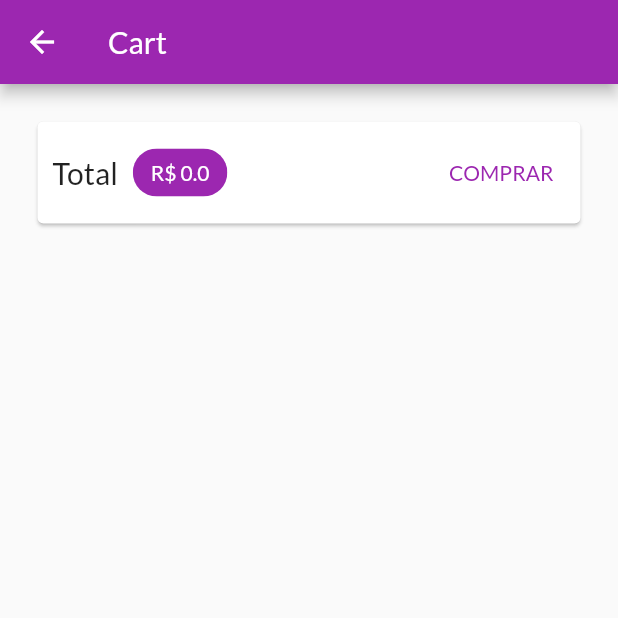
After one commit to IsmaelCardoso/shop_exemple_flutter_state_management, a Flutter app: the CartScreen screen opened by its route, on a phone screen of 412 x 824 dp, the top half of it. The commit adds this screen. Run offline on Flutter 3.47's test engine with Material 2 defaults, Android fonts, the phone set to English and light mode, and no system bars; network calls fail.

Commit message:
chore(cart.provider, app.routes, cart.screen and products_overview): cart component creation

```diff
--- a/lib/main.dart
+++ b/lib/main.dart
@@ -1,10 +1,13 @@
 import 'package:flutter/material.dart';
+
 import 'package:provider/provider.dart';
 import 'providers/cart.provider.dart';
 import 'providers/products.provider.dart';
 
+import 'views/products_overview.screen.dart';
 import 'views/product_detail.screen.dart';
-import 'views/products_overview.screen.dart';
+import 'views/cart.screen.dart';
+
 import 'util/app.routes.dart';
 
 void main() => runApp(MyApp());
@@ -22,7 +25,7 @@ class MyApp extends StatelessWidget {
         ),
       ],
       child: MaterialApp(
-        title: 'Minha Loja',
+        title: 'My Store',
         theme: ThemeData(
           primarySwatch: Colors.purple,
           accentColor: Colors.deepOrange,
@@ -31,6 +34,7 @@ class MyApp extends StatelessWidget {
         home: ProductOverviewScreen(),
         routes: {
           AppRoutes.PRODUCT_DETAIL: (context) => ProductDetailScreen(),
+          AppRoutes.CART: (context) => CartScreen(),
         },
       ),
     );
--- a/lib/providers/cart.provider.dart
+++ b/lib/providers/cart.provider.dart
@@ -26,6 +26,16 @@ class CartProvider with ChangeNotifier {
     return _items.length;
   }
 
+  double get totalAmount {
+    double total = 0.0;
+
+    _items.forEach((key, cartItem) {
+      total += cartItem.price * cartItem.quantity;
+    });
+
+    return total;
+  }
+
   void addItem(ProductModel product) {
     if (_items.containsKey(product.id)) {
       _items.update(
--- a/lib/util/app.routes.dart
+++ b/lib/util/app.routes.dart
@@ -1,3 +1,4 @@
 class AppRoutes {
   static const PRODUCT_DETAIL = 'product-detail';
+  static const CART = "cart";
 }
--- /dev/null
+++ b/lib/views/cart.screen.dart
@@ -0,0 +1,55 @@
+import 'package:flutter/material.dart';
+import 'package:provider/provider.dart';
+import '../providers/cart.provider.dart';
+
+class CartScreen extends StatelessWidget {
+  @override
+  Widget build(BuildContext context) {
+    final CartProvider cartProvider = Provider.of<CartProvider>(context);
+
+    return Scaffold(
+      appBar: AppBar(
+        title: Text("Cart"),
+      ),
+      body: Column(
+        children: [
+          Card(
+            margin: EdgeInsets.all(25),
+            child: Padding(
+              padding: EdgeInsets.all(10),
+              child: Row(
+                mainAxisAlignment: MainAxisAlignment.spaceBetween,
+                children: [
+                  Text(
+                    "Total",
+                    style: TextStyle(fontSize: 20),
+                  ),
+                  SizedBox(width: 10),
+                  Chip(
+                    label: Text(
+                      'R\$ ${cartProvider.totalAmount}',
+                      style: TextStyle(
+                          color: Theme.of(context)
+                              .primaryTextTheme
+                              .headline5
+                              .color),
+                    ),
+                    backgroundColor: Theme.of(context).primaryColor,
+                  ),
+                  Spacer(),
+                  TextButton(
+                    onPressed: () {},
+                    child: Text(
+                      "COMPRAR",
+                      style: TextStyle(color: Theme.of(context).primaryColor),
+                    ),
+                  ),
+                ],
+              ),
+            ),
+          )
+        ],
+      ),
+    );
+  }
+}
--- a/lib/views/products_overview.screen.dart
+++ b/lib/views/products_overview.screen.dart
@@ -1,8 +1,12 @@
 import 'package:flutter/material.dart';
 import 'package:provider/provider.dart';
+
 import '../widgets/badge.widget.dart';
 import '../widgets/product_grid.widget.dart';
+
 import '../providers/cart.provider.dart';
+
+import '../util/app.routes.dart';
 
 enum FilterOption {
   Favorite,
@@ -26,7 +30,11 @@ class _ProductOverviewScreenState extends State<ProductOverviewScreen> {
           Consumer<CartProvider>(
             child: IconButton(
               icon: Icon(Icons.shopping_cart),
-              onPressed: () {},
+              onPressed: () {
+                Navigator.of(context).pushNamed(
+                  AppRoutes.CART,
+                );
+              },
             ),
             builder: (context, cart, child) => BadgeWidget(
               value: cart.itemsCount.toString(),
```
